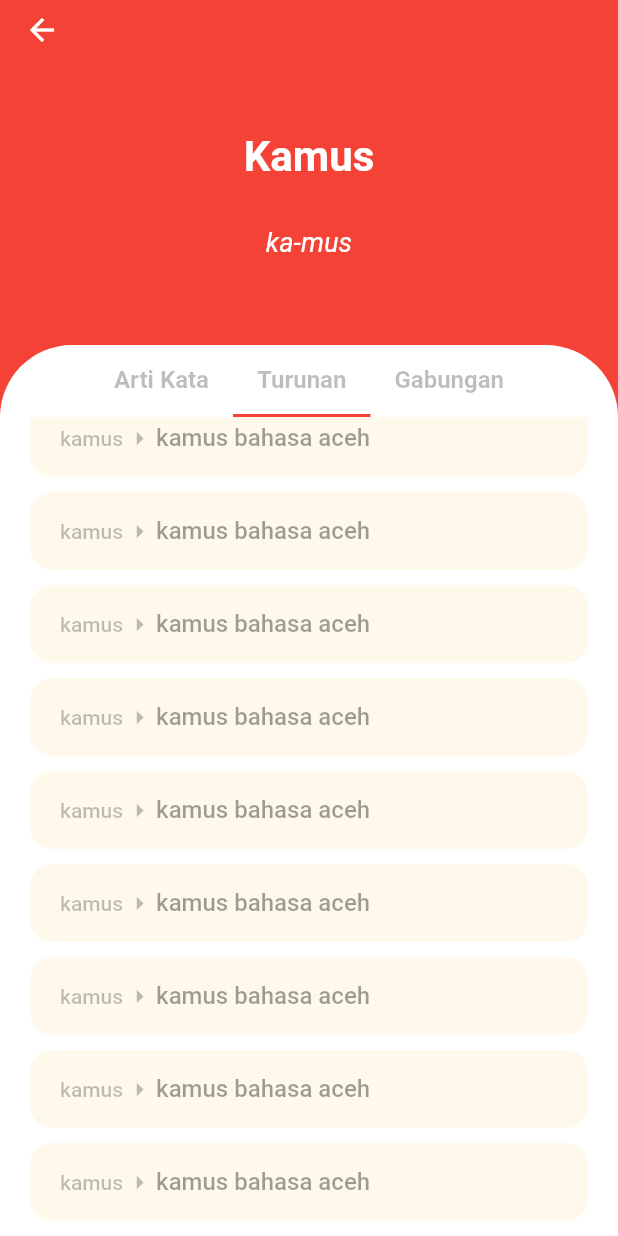
After one commit to yikhsn/poket, a Flutter app: the SingleScreen screen opened directly, tab 2 chosen, scrolled down 270 dp, after a tap on "kamus", on a phone screen of 412 x 824 dp. The commit adds this screen. Run offline on Flutter 3.47's test engine with Material 2 defaults, Android fonts, the phone set to English and light mode, and no system bars; our stand-ins replace sqflite; accounts and stored records are empty.

Commit message:
single screen layout full

```diff
--- a/lib/main.dart
+++ b/lib/main.dart
@@ -1,6 +1,7 @@
 import 'package:flutter/material.dart';
 import 'package:kbbi_app/models/word.dart';
 import 'package:kbbi_app/screens/HomeScreen.dart';
+import 'package:kbbi_app/screens/SingleScreen.dart';
 import 'helpers/database_helper.dart';
 
 List _words;
--- /dev/null
+++ b/lib/screens/SingleScreen.dart
@@ -0,0 +1,39 @@
+import 'package:flutter/material.dart';
+import 'package:kbbi_app/widgets/NestedTabBarView.dart';
+
+class SingleScreen extends StatefulWidget {
+  @override
+  _SingleScreenState createState() => _SingleScreenState();
+}
+
+class _SingleScreenState extends State<SingleScreen>
+    with TickerProviderStateMixin {
+  TabController _tabController;
+
+  @override
+  void initState() {
+    super.initState();
+
+    _tabController = new TabController(length: 3, vsync: this);
+  }
+
+  @override
+  void dispose() {
+    super.dispose();
+    _tabController.dispose();
+  }
+
+  @override
+  Widget build(BuildContext context) {
+    return Scaffold(
+      appBar: PreferredSize(
+        preferredSize: Size.fromHeight(30.0), // here the desired height
+        child: AppBar(
+          elevation: 0.0,
+        ),
+      ),
+      backgroundColor: Colors.white,
+      body: NestedTabBar(),
+    );
+  }
+}
--- a/lib/widgets/BoxTranslation.dart
+++ b/lib/widgets/BoxTranslation.dart
@@ -6,7 +6,8 @@ class BoxTranslation extends StatelessWidget {
   Widget build(BuildContext context) {
     return Container(
       decoration: BoxDecoration(
-        color: Theme.of(context).accentColor,
+        // color: Theme.of(context).accentColor,
+        color: Colors.white,
         borderRadius: BorderRadius.only(
           topLeft: Radius.circular(30.0),
           topRight: Radius.circular(30.0),
@@ -14,8 +15,9 @@ class BoxTranslation extends StatelessWidget {
           bottomLeft: Radius.circular(30.0),
         ),
       ),
-      padding: EdgeInsets.all(20),
-      margin: EdgeInsets.only(bottom: 10.0),
+      padding: EdgeInsets.symmetric(
+        horizontal: 10.0,
+      ),
       width: MediaQuery.of(context).size.width,
       child: Column(
         mainAxisAlignment: MainAxisAlignment.start,
@@ -45,30 +47,35 @@ class BoxTranslation extends StatelessWidget {
                   crossAxisAlignment: CrossAxisAlignment.start,
                   children: <Widget>[
                     Container(
-                      width: MediaQuery.of(context).size.width * 0.73,
+                      width: MediaQuery.of(context).size.width * 0.78,
                       child: Text(
                         'nomina',
                         style: TextStyle(
                           fontSize: 18.0,
                           fontWeight: FontWeight.w400,
                           color: Colors.redAccent,
+                          height: 1.3,
                         ),
                       ),
                     ),
+                    SizedBox(
+                      height: 5.0,
+                    ),
                     Container(
-                      width: MediaQuery.of(context).size.width * 0.73,
+                      width: MediaQuery.of(context).size.width * 0.78,
                       child: Text(
                         'karya rujukan atau acuan dalam bentuk cetak maupun digital yang memuat kata dan ungkapan, dapat disusun menurut abjad atau tema, berisi keterangan tentang makna, pemakaian atau terjemahan',
                         style: TextStyle(
                           fontSize: 18.0,
                           fontWeight: FontWeight.w400,
                           color: Colors.black54,
+                          height: 1.3,
                         ),
                         // overflow: TextOverflow.ellipsis,
                       ),
                     ),
                     SizedBox(
-                      height: 10.0,
+                      height: 15.0,
                     ),
                     Column(
                       mainAxisAlignment: MainAxisAlignment.start,
@@ -77,12 +84,12 @@ class BoxTranslation extends StatelessWidget {
                         Container(
                           child: Icon(
                             Icons.subdirectory_arrow_right,
-                            color: Colors.black45,
+                            color: Colors.black38,
                             size: 20.0,
                           ),
                         ),
                         SizedBox(
-                          height: 3.0,
+                          height: 5.0,
                         ),
                         Column(
                           children: <Widget>[
@@ -97,7 +104,13 @@ class BoxTranslation extends StatelessWidget {
                 ),
               )
             ],
-          )
+          ),
+          SizedBox(
+            height: 40.0,
+            child: Divider(
+              color: Colors.black12,
+            ),
+          ),
         ],
       ),
     );
--- a/lib/widgets/ExampleWord.dart
+++ b/lib/widgets/ExampleWord.dart
@@ -17,14 +17,15 @@ class ExampleWord extends StatelessWidget {
             width: 20.0,
           ),
           Container(
-            width: MediaQuery.of(context).size.width * 0.65,
+            width: MediaQuery.of(context).size.width * 0.73,
             child: Text(
-              '\"takut tidak ada dlm kamus saya\"',
+              '\"takut tidak ada dalam kamus saya\"',
               style: TextStyle(
                 color: Colors.black38,
                 fontSize: 18.0,
                 fontWeight: FontWeight.w500,
                 fontStyle: FontStyle.italic,
+                height: 1.3,
               ),
             ),
           ),
--- /dev/null
+++ b/lib/widgets/ListTurunan.dart
@@ -0,0 +1,58 @@
+import 'package:flutter/material.dart';
+
+class ListTurunan extends StatelessWidget {
+  const ListTurunan({
+    Key key,
+  }) : super(key: key);
+
+  @override
+  Widget build(BuildContext context) {
+    return FlatButton(
+      onPressed: () {},
+      padding: EdgeInsets.all(0.0),
+      child: Container(
+        padding: EdgeInsets.symmetric(
+          horizontal: 20.0,
+          vertical: 15.0,
+        ),
+        decoration: BoxDecoration(
+            color: Theme.of(context).accentColor,
+            borderRadius: BorderRadius.only(
+              topLeft: Radius.circular(15.0),
+              topRight: Radius.circular(15.0),
+              bottomLeft: Radius.circular(15.0),
+              bottomRight: Radius.circular(15.0),
+            )),
+        width: MediaQuery.of(context).size.width,
+        child: Row(
+          crossAxisAlignment: CrossAxisAlignment.center,
+          mainAxisAlignment: MainAxisAlignment.start,
+          children: <Widget>[
+            Text(
+              'kamus',
+              style: TextStyle(
+                fontSize: 14.0,
+                color: Colors.black26,
+              ),
+            ),
+            Icon(
+              Icons.arrow_right,
+              color: Colors.black26,
+              size: 22.0,
+            ),
+            Expanded(
+              child: Text(
+                'kamus bahasa aceh',
+                style: TextStyle(
+                  fontSize: 16.0,
+                  fontWeight: FontWeight.w500,
+                  color: Colors.black38,
+                ),
+              ),
+            ),
+          ],
+        ),
+      ),
+    );
+  }
+}
--- a/lib/widgets/MainTabView.dart
+++ b/lib/widgets/MainTabView.dart
@@ -2,10 +2,6 @@ import 'package:flutter/material.dart';
 import 'package:kbbi_app/widgets/BoxTranslation.dart';
 
 class MainTabView extends StatelessWidget {
-  const MainTabView({
-    Key key,
-  }) : super(key: key);
-
   @override
   Widget build(BuildContext context) {
     return Container(
@@ -15,6 +11,9 @@ class MainTabView extends StatelessWidget {
         horizontal: 20.0,
       ),
       child: ListView(
+        padding: EdgeInsets.symmetric(
+          vertical: 15.0,
+        ),
         children: <Widget>[
           BoxTranslation(),
           BoxTranslation(),
--- a/lib/widgets/NestedTabBarView.dart
+++ b/lib/widgets/NestedTabBarView.dart
@@ -1,7 +1,8 @@
 import 'package:flutter/material.dart';
 import 'package:kbbi_app/widgets/MainTranslation.dart';
-import 'package:kbbi_app/widgets/DetailTranslation.dart';
 import 'package:kbbi_app/widgets/MainTabView.dart';
+import 'package:kbbi_app/widgets/TurunanTabView.dart';
+import 'package:kbbi_app/widgets/GabunganTabView.dart';
 
 class NestedTabBar extends StatefulWidget {
   @override
@@ -16,7 +17,7 @@ class _NestedTabBarState extends State<NestedTabBar>
   void initState() {
     super.initState();
 
-    _nestedTabController = new TabController(length: 4, vsync: this);
+    _nestedTabController = new TabController(length: 3, vsync: this);
   }
 
   @override
@@ -27,7 +28,6 @@ class _NestedTabBarState extends State<NestedTabBar>
 
   @override
   Widget build(BuildContext context) {
-    double screenHeight = MediaQuery.of(context).size.height;
     return Container(
       color: Colors.red,
       child: Column(
@@ -39,38 +39,51 @@ class _NestedTabBarState extends State<NestedTabBar>
             decoration: BoxDecoration(
               color: Colors.white,
               borderRadius: BorderRadius.only(
-                topLeft: Radius.circular(30.0),
-                topRight: Radius.circular(30.0),
+                topLeft: Radius.circular(50.0),
+                topRight: Radius.circular(50.0),
               ),
             ),
-            child: ClipRRect(
-              borderRadius: BorderRadius.only(
-                topLeft: Radius.circular(30.0),
-                topRight: Radius.circular(30.0),
-              ),
             child: Container(
+              alignment: Alignment.center,
               child: TabBar(
-                  // indicatorPadding: EdgeInsets.all(20.0),
                 controller: _nestedTabController,
-                  // indicatorColor: Colors.red,
+                indicatorColor: Colors.red,
                 labelColor: Colors.red,
                 unselectedLabelColor: Colors.black54,
+                indicatorWeight: 2.0,
                 isScrollable: true,
                 tabs: <Widget>[
                   Tab(
-                      text: "One",
+                    child: Text(
+                      'Arti Kata',
+                      style: TextStyle(
+                        fontSize: 16.0,
+                        fontWeight: FontWeight.w600,
+                        color: Colors.black26,
+                      ),
+                    ),
                   ),
                   Tab(
-                      text: "Two",
+                    child: Text(
+                      'Turunan',
+                      style: TextStyle(
+                        fontSize: 16.0,
+                        fontWeight: FontWeight.w600,
+                        color: Colors.black26,
+                      ),
+                    ),
                   ),
                   Tab(
-                      text: "Three",
+                    child: Text(
+                      'Gabungan',
+                      style: TextStyle(
+                        fontSize: 16.0,
+                        fontWeight: FontWeight.w600,
+                        color: Colors.black26,
                       ),
-                    Tab(
-                      text: "Four",
+                    ),
                   ),
                 ],
-                ),
               ),
             ),
           ),
@@ -79,24 +92,8 @@ class _NestedTabBarState extends State<NestedTabBar>
               controller: _nestedTabController,
               children: <Widget>[
                 MainTabView(),
-                Container(
-                  decoration: BoxDecoration(
-                    borderRadius: BorderRadius.circular(8.0),
-                    color: Colors.orangeAccent,
-                  ),
-                ),
-                Container(
-                  decoration: BoxDecoration(
-                    borderRadius: BorderRadius.circular(8.0),
-                    color: Colors.greenAccent,
-                  ),
-                ),
-                Container(
-                  decoration: BoxDecoration(
-                    borderRadius: BorderRadius.circular(8.0),
-                    color: Colors.indigoAccent,
-                  ),
-                ),
+                TurunanTabView(),
+                GabunganTabView(),
               ],
             ),
           )
--- /dev/null
+++ b/lib/widgets/TurunanTabView.dart
@@ -0,0 +1,50 @@
+import 'package:flutter/material.dart';
+import 'package:kbbi_app/widgets/ListTurunan.dart';
+
+class TurunanTabView extends StatelessWidget {
+  const TurunanTabView({
+    Key key,
+  }) : super(key: key);
+
+  @override
+  Widget build(BuildContext context) {
+    return Container(
+      color: Colors.white,
+      child: Container(
+        child: ListView(
+          padding: EdgeInsets.symmetric(
+            vertical: 10.0,
+            horizontal: 20.0,
+          ),
+          children: <Widget>[
+            ListTurunan(),
+            SizedBox(height: 10.0),
+            ListTurunan(),
+            SizedBox(height: 10.0),
+            ListTurunan(),
+            SizedBox(height: 10.0),
+            ListTurunan(),
+            SizedBox(height: 10.0),
+            ListTurunan(),
+            SizedBox(height: 10.0),
+            ListTurunan(),
+            SizedBox(height: 10.0),
+            ListTurunan(),
+            SizedBox(height: 10.0),
+            ListTurunan(),
+            SizedBox(height: 10.0),
+            ListTurunan(),
+            SizedBox(height: 10.0),
+            ListTurunan(),
+            SizedBox(height: 10.0),
+            ListTurunan(),
+            SizedBox(height: 10.0),
+            ListTurunan(),
+            SizedBox(height: 10.0),
+            ListTurunan(),
+          ],
+        ),
+      ),
+    );
+  }
+}
```
Also changed, not shown: lib/screens/HomeScreen.dart (+17 -11 lines), lib/widgets/DetailTranslation.dart (deleted, +0 -27 lines), lib/widgets/GabunganTabView.dart (added, +50 -0 lines), lib/widgets/ListGabungan.dart (added, +59 -0 lines). Lines whose indentation alone changed are shown as unchanged.
